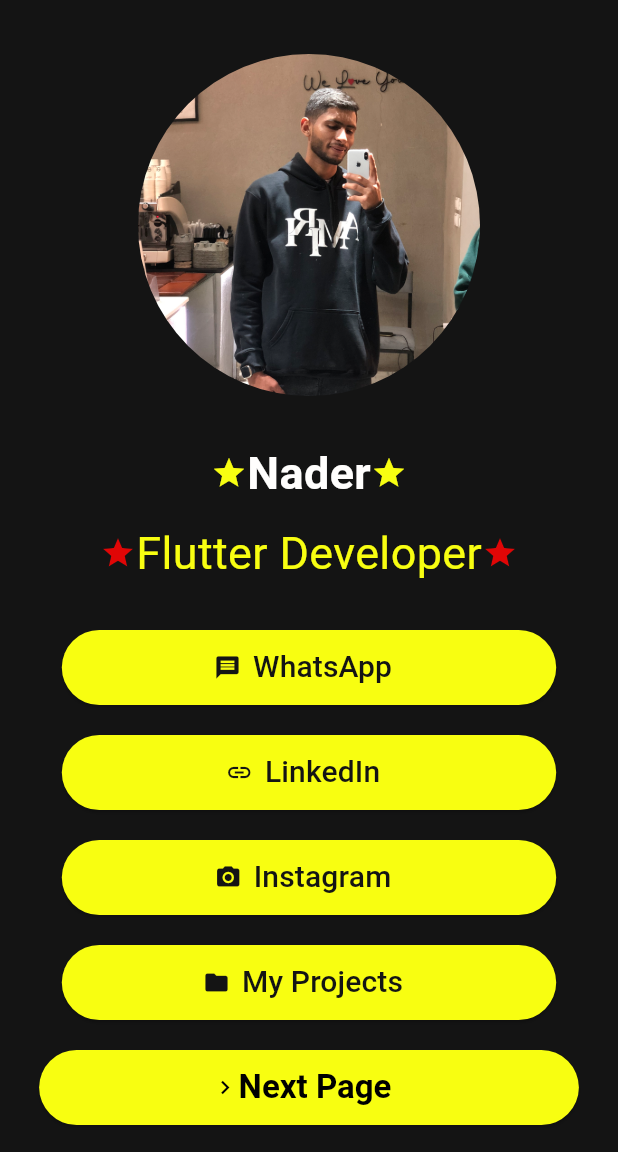
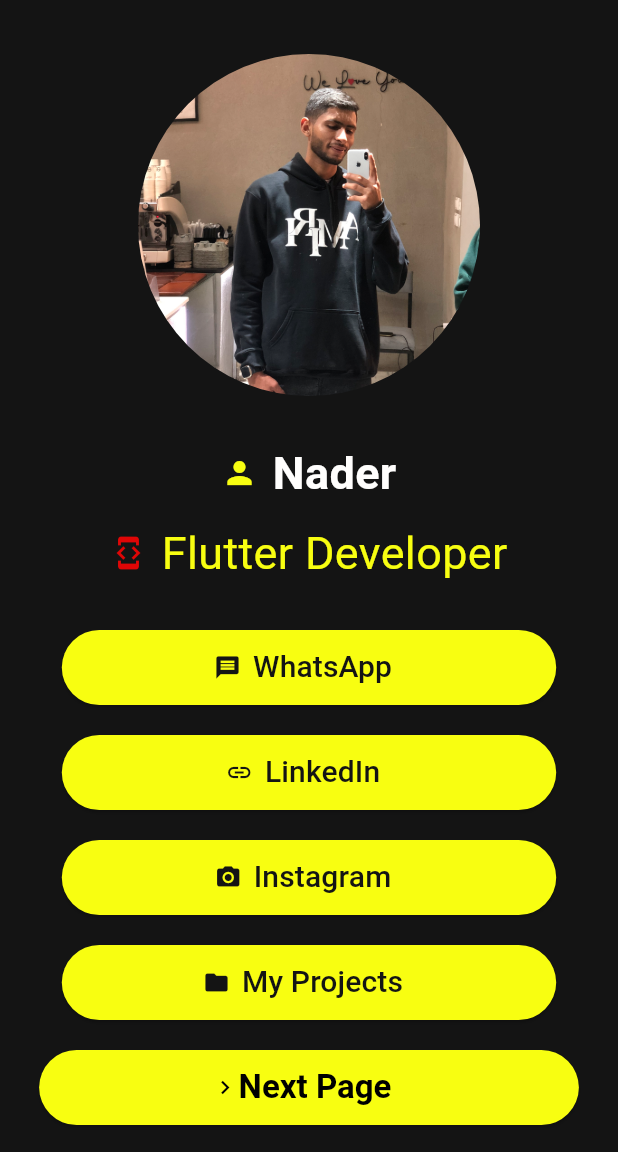
Before and after one commit to Nader-Elsayed-Hassan/Communication_App, a Flutter app: the screen it shows after launch, on a phone screen of 412 x 824 dp, the part 84-1236 px from its top. Run offline on Flutter 3.47's test engine with Material 3 defaults, Android fonts, the phone set to English and light mode, and no system bars.

Commit message:
'fix some pugs',

```diff
--- a/first_app/lib/main.dart
+++ b/first_app/lib/main.dart
@@ -12,6 +12,7 @@ class MyApp extends StatelessWidget {
   @override
   Widget build(BuildContext context) {
     return MaterialApp(
+      title: 'Communication App',
       debugShowCheckedModeBanner: false,
       home: const HomePage(),
     );
@@ -61,7 +62,8 @@ class HomePage extends StatelessWidget {
                     child: Row(
                       mainAxisAlignment: MainAxisAlignment.center,
                       children: [
-                        const Icon(Icons.star, color: Color(0xffF8FE11)),
+                        const Icon(Icons.person, color: Color(0xffF8FE11)),
+                        const SizedBox(width: 10),
                         Text(
                           "Nader",
                           style: TextStyle(
@@ -70,7 +72,7 @@ class HomePage extends StatelessWidget {
                             color: Color.fromARGB(255, 255, 254, 253),
                           ),
                         ),
-                        const Icon(Icons.star, color: Color(0xffF8FE11)),
+                        // const Icon(Icons.person, color: Color(0xffF8FE11)),
                       ],
                     ),
                   ),
@@ -79,9 +81,10 @@ class HomePage extends StatelessWidget {
                     child: Row(
                       children: [
                         const Icon(
-                          Icons.star,
+                          Icons.developer_mode,
                           color: Color.fromARGB(255, 224, 6, 6),
                         ),
+                        const SizedBox(width: 10),
                         const Text(
                           "Flutter Developer",
                           style: TextStyle(
@@ -89,10 +92,10 @@ class HomePage extends StatelessWidget {
                             color: Color(0xffF8FE11),
                           ),
                         ),
-                        const Icon(
-                          Icons.star,
-                          color: Color.fromARGB(255, 224, 6, 6),
-                        ),
+                        // const Icon(
+                        //   Icons.developer_mode,
+                        //   color: Color.fromARGB(255, 224, 6, 6),
+                        // ),
                       ],
                     ),
                   ),
```
